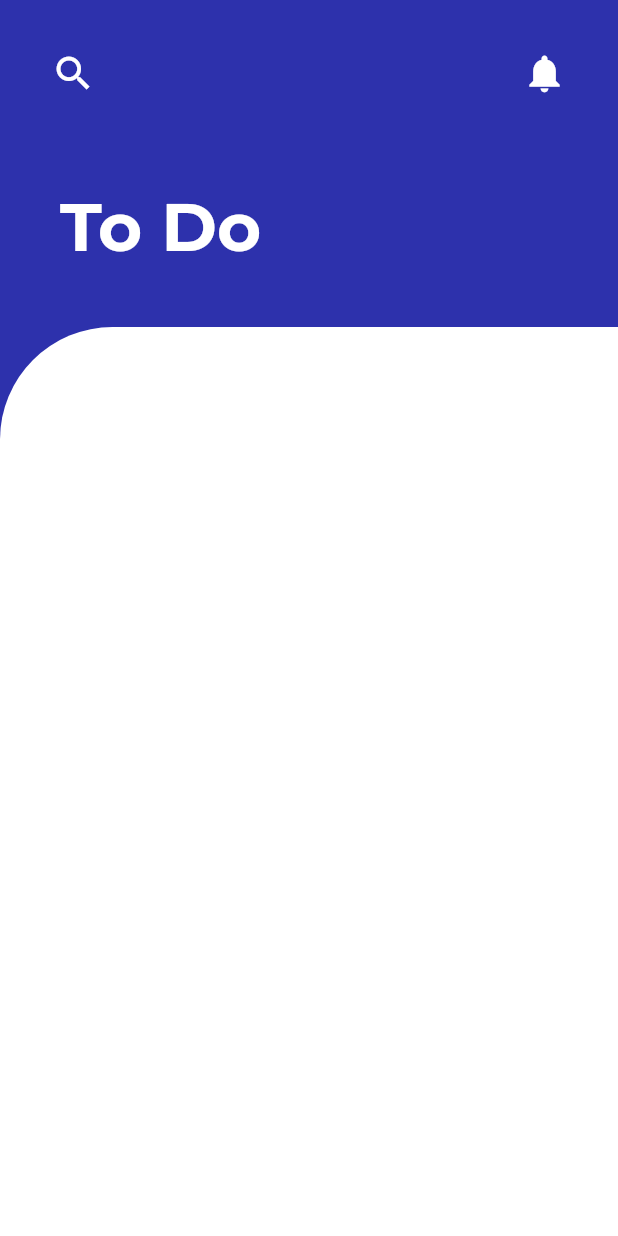
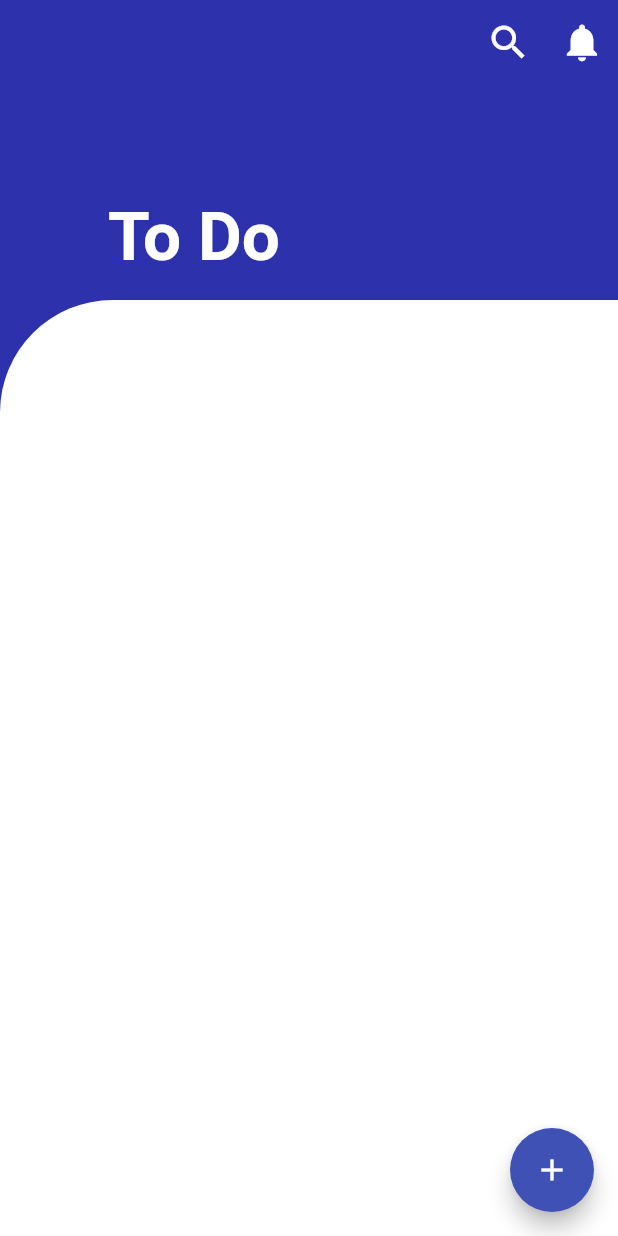
Before and after one commit to mukireus/flutter_ui_challange_todo, a Flutter app: the screen it shows after launch, on a phone screen of 412 x 824 dp. Run offline on Flutter 3.47's test engine with Material 2 defaults, Android fonts, the phone set to English and light mode, and no system bars.

Commit message:
Changed AppBar (Sliver)

```diff
--- a/lib/main.dart
+++ b/lib/main.dart
@@ -1,4 +1,5 @@
 import 'package:flutter/material.dart';
+import 'package:todo/design/ui_helper.dart';
 import 'package:todo/src/home.dart';
 
 void main() => runApp(MyApp());
@@ -10,7 +11,7 @@ class MyApp extends StatelessWidget {
     return MaterialApp(
       title: 'Flutter Demo',
       theme: ThemeData(
-        primarySwatch: Colors.red,
+        primarySwatch: Colors.indigo,
       ),
       home: Home(),
     );
--- a/lib/src/home.dart
+++ b/lib/src/home.dart
@@ -10,67 +10,53 @@ class _HomeState extends State<Home> {
   @override
   Widget build(BuildContext context) {
     return Scaffold(
+        floatingActionButton: new FloatingActionButton(
+          onPressed: () {},
+          child: new Icon(Icons.add),
+        ),
         backgroundColor: UIHelper.PRIMARY_COLOR,
-        body: ListView(
-          children: <Widget>[
-            Padding(
-              padding: const EdgeInsets.all(UIHelper.Space25),
-              child: Row(
-                mainAxisAlignment: MainAxisAlignment.spaceBetween,
-                children: <Widget>[
+        body: CustomScrollView(
+          slivers: <Widget>[
+            SliverAppBar(
+              expandedHeight: 200.0,
+              floating: true,
+              pinned: true,
+              snap: true,
+              backgroundColor: UIHelper.PRIMARY_COLOR,
+              flexibleSpace: FlexibleSpaceBar(
+                title: Text(
+                  'To Do',
+                  style: TextStyle(
+                      color: UIHelper.WHITE,
+                      fontWeight: FontWeight.bold,
+                      fontSize: 30.0),
+                ),
+              ),
+              actions: <Widget>[
                 IconButton(
                   icon: Icon(Icons.search),
                   iconSize: 30,
+                  tooltip: "Search",
                   color: UIHelper.WHITE,
+                  alignment: Alignment.centerLeft,
                   onPressed: () {},
                 ),
-                  Row(
-                    mainAxisAlignment: MainAxisAlignment.end,
-                    children: <Widget>[
                 IconButton(
                   icon: Icon(Icons.notifications),
                   iconSize: 30,
+                  tooltip: "Notification",
                   color: UIHelper.WHITE,
                   onPressed: () {},
                 )
               ],
-                  )
-                ],
             ),
-            ),
-            SizedBox(height: 25.0),
-            Padding(
-              padding: const EdgeInsets.only(left: UIHelper.Space40),
-              child: Text(
-                "To Do",
-                style: TextStyle(
-                    fontFamily: 'Montserrat',
-                    color: UIHelper.WHITE,
-                    fontWeight: FontWeight.bold,
-                    fontSize: 45.0),
-              ),
-            ),
-            SizedBox(height: 40.0),
-            Container(
+            SliverFillRemaining(
+              child: Container(
                 height: MediaQuery.of(context).size.height,
                 decoration: BoxDecoration(
                     color: UIHelper.WHITE,
                     borderRadius:
                         BorderRadius.only(topLeft: Radius.circular(75.0))),
-              child: ListView(
-                primary: false,
-                padding: EdgeInsets.only(left: 25.0, right: 20.0),
-                children: <Widget>[
-                  Padding(
-                    padding: EdgeInsets.only(top: 45.0),
-                    child: Container(
-                      height: MediaQuery.of(context).size.height - 300.0,
-                      child: ListView(
-                        children: <Widget>[],
-                      ),
-                    ),
-                  )
-                ],
               ),
             )
           ],
```
Also changed, not shown: pubspec.yaml (+0 -8 lines). Lines whose indentation alone changed are shown as unchanged.
